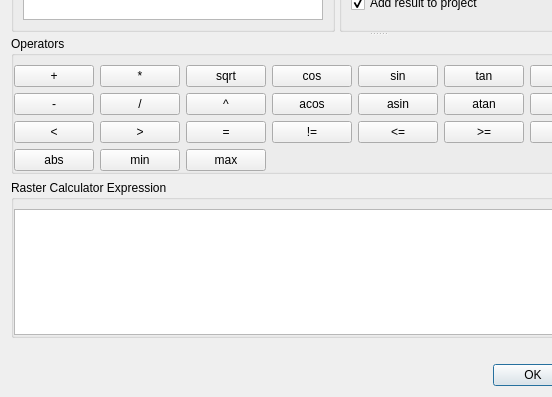
First picture: the form in src/ui/qgsrastercalcdialogbase.ui, repository qgis/QGIS, before the edit; both pictures show x 0 to 552 and y 290 to 687 of the 756 by 687 pixel window.
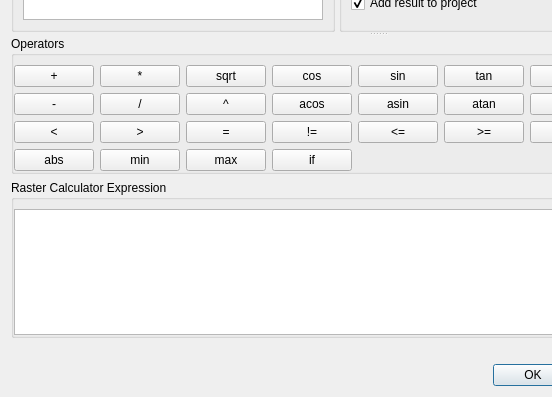
Second picture: the form after the edit. Custom widgets are drawn as their Qt base class.

What changed in the file:
```diff
--- a/src/ui/qgsrastercalcdialogbase.ui
+++ b/src/ui/qgsrastercalcdialogbase.ui
@@ -492,6 +492,13 @@
             </property>
            </widget>
           </item>
+          <item row="3" column="4">
+           <widget class="QPushButton" name="mConditionalStatButton">
+            <property name="text">
+             <string notr="true">if</string>
+            </property>
+           </widget>
+          </item>
          </layout>
         </widget>
        </item>
```
